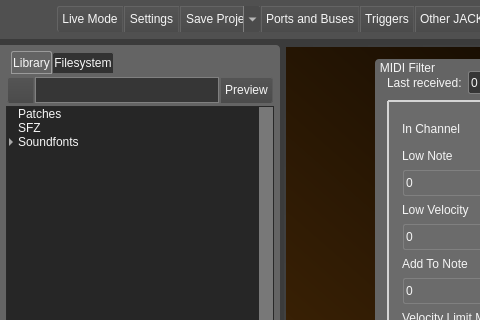
This is src/mainwindow.ui in noedigcode/konfyt as Qt 5 draws it before an edit; both pictures show x 0 to 480 and y 0 to 320 of the 1148 by 718 pixel window. The edited form follows.
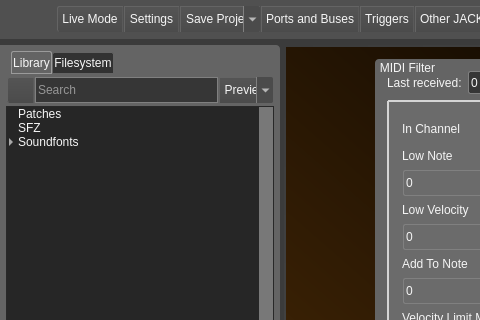
This is the edited form. The open tabs and pages were chosen to show the change. Icons and pictures are not drawn.

Commit message: Added options for preview mode: MIDI In port & channel, output bus; Cleanup of port/bus/midi channel menu generation code.

```diff
--- a/src/mainwindow.ui
+++ b/src/mainwindow.ui
@@ -1270,10 +1270,13 @@
                       <property name="styleSheet">
                        <string notr="true">border-radius: 0;</string>
                       </property>
+                      <property name="placeholderText">
+                       <string>Search</string>
+                      </property>
                      </widget>
                     </item>
                     <item>
-                     <widget class="QPushButton" name="pushButton_LibraryPreview">
+                     <widget class="QToolButton" name="toolButton_LibraryPreview">
                       <property name="sizePolicy">
                        <sizepolicy hsizetype="Minimum" vsizetype="Minimum">
                         <horstretch>0</horstretch>
@@ -1299,8 +1302,8 @@
                       <property name="checkable">
                        <bool>true</bool>
                       </property>
-                      <property name="checked">
-                       <bool>false</bool>
+                      <property name="popupMode">
+                       <enum>QToolButton::MenuButtonPopup</enum>
                       </property>
                      </widget>
                     </item>
```
Left out of the diff: 4 changed lines with no effect on the pictures. The commit also changes 5 other files.
